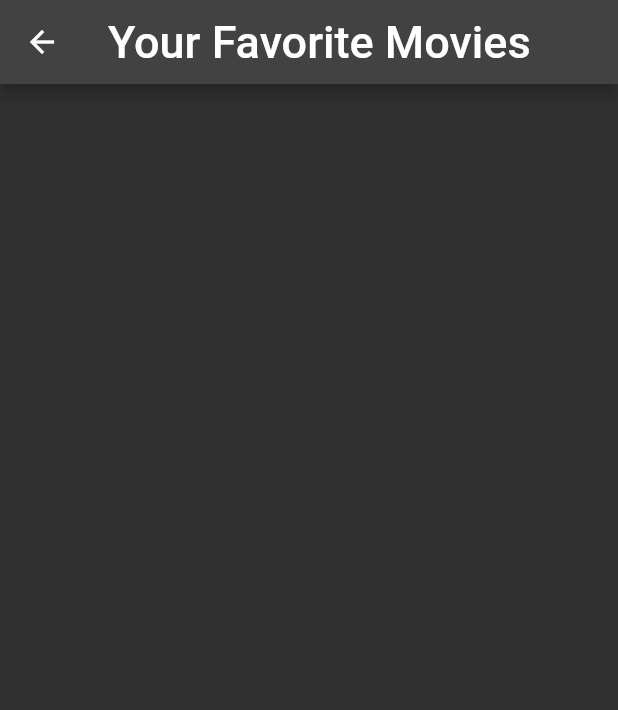
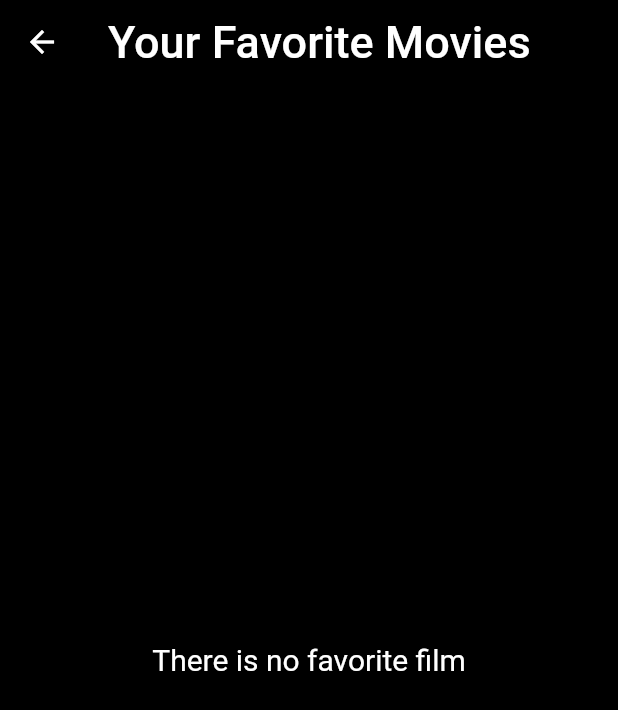
Before and after one commit to serhatyildirimC/moviesandmoviez, a Flutter app: the screen it shows after launch, scrolled down 502 dp, after a tap on the "favorite" icon, on a phone screen of 412 x 824 dp. Shown: the top 710 px of the screen. Run offline on Flutter 3.47's test engine with Material 2 defaults, Android fonts, the light colour scheme and no system bars; our stand-ins replace google_fonts; missing offline and left inert: tmdb_api.

Commit message:
bugs_fixed

```diff
--- a/lib/details.dart
+++ b/lib/details.dart
@@ -1,6 +1,5 @@
 import 'package:flutter/material.dart';
 import 'package:moviesandmoviez/helper/datahelper.dart';
-import 'package:moviesandmoviez/main.dart';
 
 class DetailsPage extends StatelessWidget {
   final String name, description, bannerurl, posterurl, launchOn;
@@ -20,7 +19,6 @@ class DetailsPage extends StatelessWidget {
 
   @override
   Widget build(BuildContext context) {
-    var addedfavorite;
     return Scaffold(
       backgroundColor: Colors.black,
       body: ListView(
--- a/lib/favoriler.dart
+++ b/lib/favoriler.dart
@@ -2,7 +2,6 @@
 
 import 'package:flutter/material.dart';
 import 'package:moviesandmoviez/helper/datahelper.dart';
-
 import 'details.dart';
 
 class Favorites extends StatefulWidget {
@@ -16,8 +15,34 @@ class Favorites extends StatefulWidget {
 class _FavoritesState extends State<Favorites> {
   @override
   Widget build(BuildContext context) {
+    if (widget.favorites.isEmpty) {
+      return Scaffold(
+        backgroundColor: Colors.black,
+        appBar: AppBar(
+          backgroundColor: Colors.transparent,
+          title: const TextModifier(
+              text: 'Your Favorite Movies',
+              color: Colors.white,
+              size: 30,
+              con: false),
+        ),
+        body: Center(
+          child: Container(
+            color: Colors.transparent,
+            child: const TextModifier(
+              text: 'There is no favorite film',
+              color: Colors.white,
+              size: 20,
+              con: false,
+            ),
+          ),
+        ),
+      );
+    }
     return Scaffold(
+      backgroundColor: Colors.black,
       appBar: AppBar(
+        backgroundColor: Colors.transparent,
         title: const TextModifier(
             text: 'Your Favorite Movies',
             color: Colors.white,
@@ -36,7 +61,7 @@ class _FavoritesState extends State<Favorites> {
                   MaterialPageRoute(
                     builder: (context) => DetailsPage(
                         id: widget.favorites[index]['id'],
-                        name: widget.favorites[index]['title'] ??
+                        name: widget.favorites[index]['isim'] ??
                             widget.favorites[index]['name'],
                         description: widget.favorites[index]['overview'],
                         bannerurl: 'Http://image.tmdb.org/t/p/w500' +
@@ -81,11 +106,14 @@ class _FavoritesState extends State<Favorites> {
                         const SizedBox(
                           height: 8,
                         ),
-                        TextModifier(
-                          text: (widget.favorites[index]['overview']),
-                          color: Colors.white,
-                          size: 14,
-                          con: true,
+                        Padding(
+                          padding: const EdgeInsets.only(bottom: (8.0)),
+                          child: TextModifier(
+                            text: (widget.favorites[index]['overview']),
+                            color: Colors.white,
+                            size: 14,
+                            con: true,
+                          ),
                         )
                       ],
                     ),
--- a/lib/helper/datahelper.dart
+++ b/lib/helper/datahelper.dart
@@ -24,7 +24,7 @@ class TextModifier extends StatelessWidget {
           style: GoogleFonts.breeSerif(color: color, fontSize: size));
     } else {
       return Text(text,
-          maxLines: 11,
+          maxLines: 10,
           style: GoogleFonts.breeSerif(color: color, fontSize: size));
     }
   }
--- a/lib/widgets/coming.dart
+++ b/lib/widgets/coming.dart
@@ -28,7 +28,7 @@ class UpComingMovies extends StatelessWidget {
                     context,
                     MaterialPageRoute(
                       builder: (context) => DetailsPage(
-                          id: upcoming[index]['id'],
+                          id: ((upcoming[index]['id']) * 1000000),
                           name: upcoming[index]['title'] ??
                               upcoming[index]['name'],
                           description: upcoming[index]['overview'],
@@ -46,7 +46,7 @@ class UpComingMovies extends StatelessWidget {
                   width: 140,
                   child: Column(children: [
                     Hero(
-                      tag: upcoming[index]['id'],
+                      tag: ((upcoming[index]['id']) * 1000000),
                       child: Container(
                         height: 200,
                         decoration: BoxDecoration(
```
Also changed, not shown: lib/main.dart (+2 -6 lines), lib/model/movie.dart (added, +14 -0 lines).
